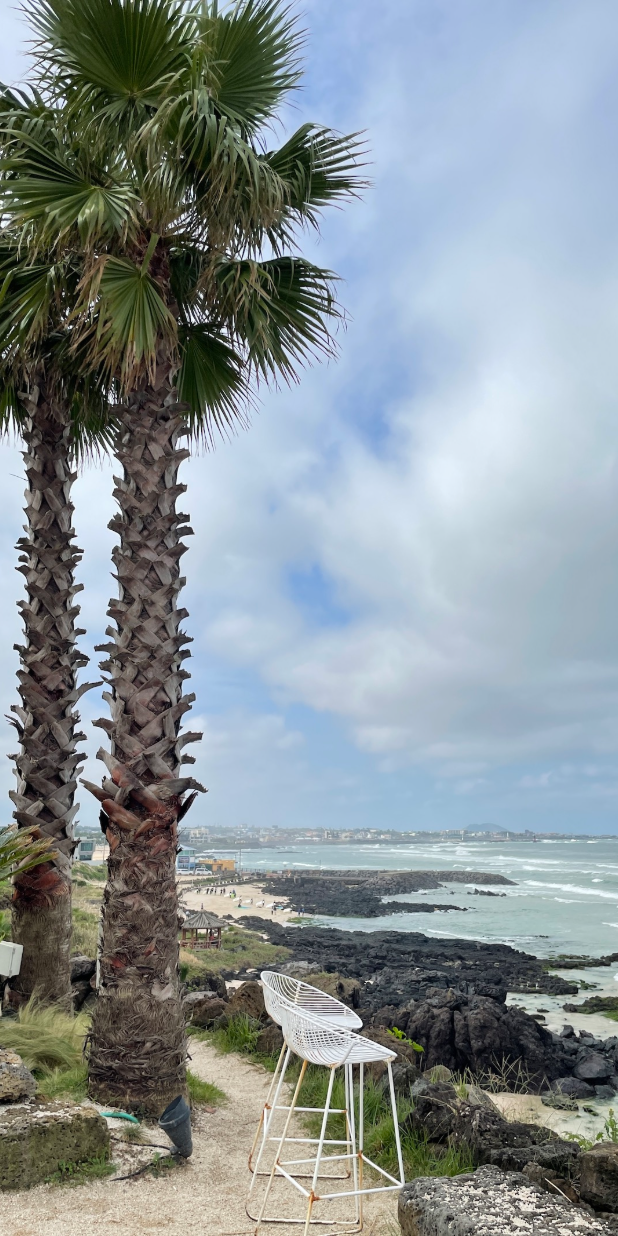
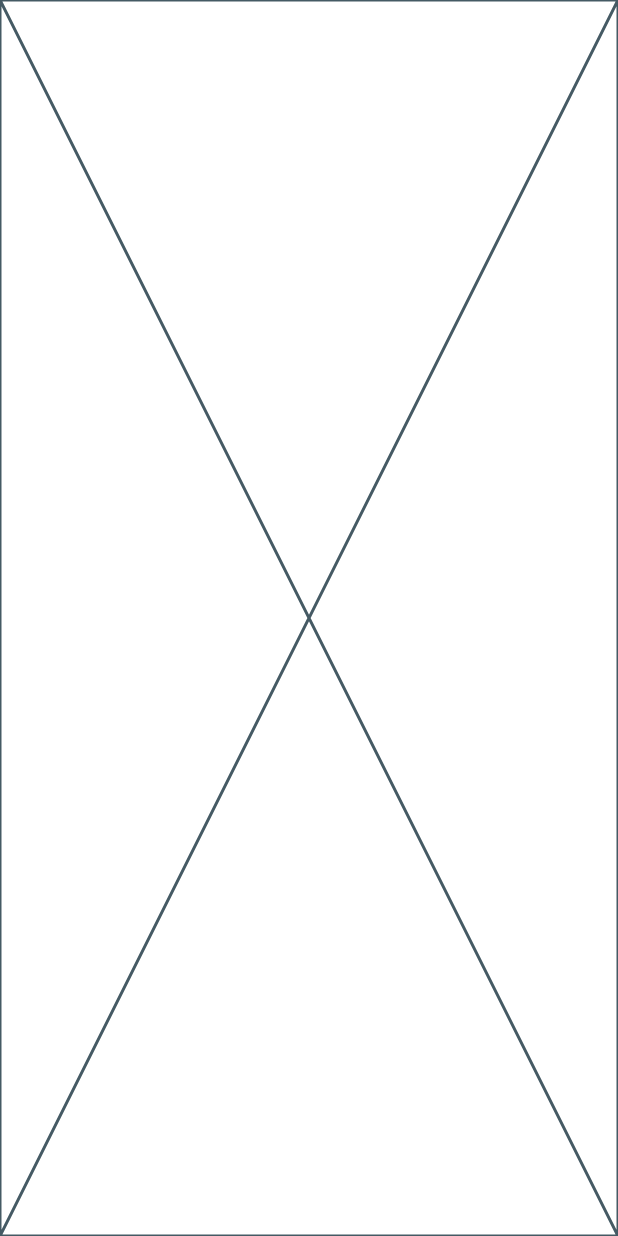
Before and after one commit to pleasemrlostman/flutter_study, a Flutter app: the screen it shows after launch, on a phone screen of 412 x 824 dp. Run offline on Flutter 3.47's test engine with Material 3 defaults, Android fonts, the phone set to English and light mode, and no system bars; our stand-ins replace webview_flutter.

```diff
--- a/lib/main.dart
+++ b/lib/main.dart
@@ -1,7 +1,8 @@
 import 'package:flutter/material.dart';
 // import 'package:test_prog/screen/stateful/home_screen.dart';
 // import 'package:test_prog/screen/life_cycle/statefull/home_screen.dart';
-import 'package:test_prog/screen/timer/home_screen.dart';
+// import 'package:test_prog/screen/timer/home_screen.dart';
+import 'package:test_prog/screen/uandi/home_screen.dart';
 
 void main() {
   runApp(MaterialApp(
--- /dev/null
+++ b/lib/screen/uandi/home_screen.dart
@@ -0,0 +1,11 @@
+import 'package:flutter/material.dart';
+
+class HomeScreen extends StatelessWidget {
+  const HomeScreen({super.key});
+
+  @override
+  Widget build(BuildContext context) {
+    return const Placeholder();
+  }
+
+}
```
Also changed, not shown: pubspec.yaml (+11 -1 lines), asset/font/Parisienne-Regular.ttf (added), asset/font/Sunflower-Bold.ttf (added), asset/font/Sunflower-Light.ttf (added), asset/font/Sunflower-Medium.ttf (added).
